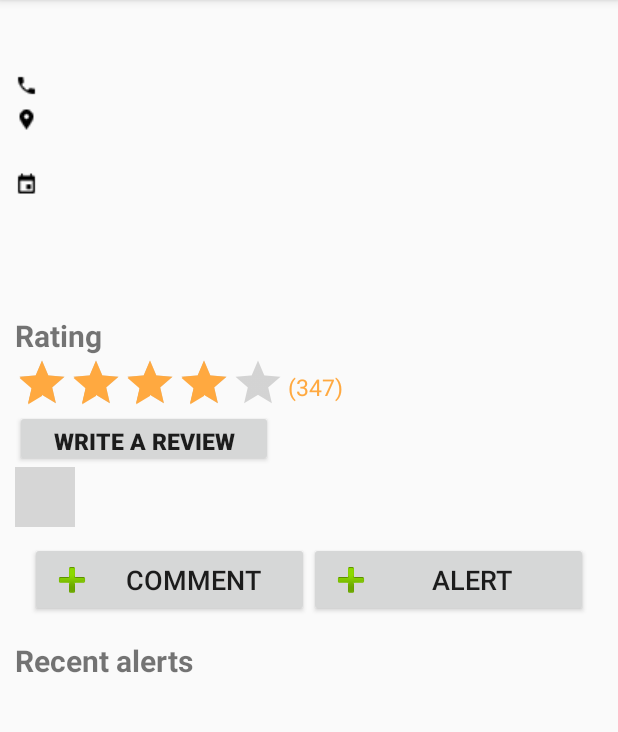
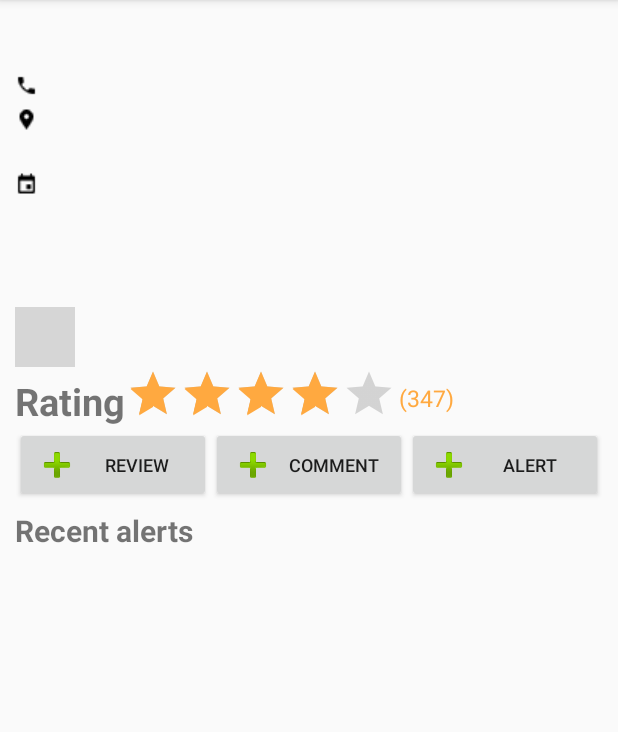
Before and after one commit to sup246/ParkPal, an Android app: the ParkDetails screen opened directly, with no data from a screen before it, on a phone screen of 412 x 824 dp, the part 84-816 px from its top. Run offline under Robolectric (Android 15) with nearby library versions, the phone set to English and light mode, and no system bars; libraries missing offline, so code that uses them is left out: com.microsoft.windowsazure; 10 statements that could not run were skipped; grey boxes are pictures that could not be loaded.

Commit message:
Add park ratings into expandable list. Organize buttons

```diff
--- a/app/src/main/res/layout/activity_park_details.xml
+++ b/app/src/main/res/layout/activity_park_details.xml
@@ -88,19 +88,33 @@
             </LinearLayout>
         </LinearLayout>
 
+        <ImageButton
+            android:id="@+id/imageButton"
+            android:layout_width="40dp"
+            android:layout_height="40dp"
+            android:adjustViewBounds="true"
+            android:maxHeight="20dp"
+            android:maxWidth="20dp"
+            android:padding="0dp"
+            android:paddingBottom="0dp"
+            android:paddingTop="0dp"
+            android:scaleType="fitCenter"
+            app:srcCompat="@mipmap/ic_addphoto" />
+
+
+        <LinearLayout
+            android:layout_width="wrap_content"
+            android:layout_height="wrap_content"
+            android:orientation="horizontal">
+
             <TextView
                 android:id="@+id/tvRating"
                 android:layout_width="74dp"
                 android:layout_height="wrap_content"
                 android:layout_marginTop="5dp"
                 android:text="Rating"
-            android:textSize="20sp"
+                android:textSize="25sp"
                 android:textStyle="bold" />
-
-        <LinearLayout
-            android:layout_width="wrap_content"
-            android:layout_height="wrap_content"
-            android:orientation="horizontal">
 
             <RatingBar
                 android:id="@+id/ratingBar"
@@ -130,78 +144,55 @@
             android:orientation="vertical"
             android:weightSum="1">
 
+            <LinearLayout
+                android:layout_width="match_parent"
+                android:layout_height="50dp"
+                android:orientation="horizontal">
+
                 <RelativeLayout
-                android:id="@+id/rLayout"
-                android:layout_width="174dp"
-                android:layout_height="wrap_content">
+                    android:layout_height="match_parent"
+                    android:layout_width="match_parent"
+                    android:layout_weight="0.3">
 
                     <Button
                         android:id="@+id/addReview"
-                    android:layout_width="172dp"
-                    android:layout_height="38dp"
-                    android:text="Write a Review"
-                    android:textSize="15sp"
-                    android:textStyle="bold" />
+                        android:layout_width="match_parent"
+                        android:layout_height="match_parent"
+                        android:drawableLeft="@android:drawable/ic_input_add"
+                        android:text="Review"
+                        android:textSize="12sp" />
                 </RelativeLayout>
 
                 <RelativeLayout
-                android:id="@+id/ratingId"
+                    android:layout_height="match_parent"
+                    android:layout_width="match_parent"
+                    android:layout_weight="0.3">
+
+                    <Button
+                        android:id="@+id/addNote"
                         android:layout_width="match_parent"
                         android:layout_height="match_parent"
-                android:background="@color/grey"
-                android:orientation="horizontal"
-                android:visibility="gone">
+                        android:drawableLeft="@android:drawable/ic_input_add"
+                        android:text="Comment"
+                        android:textSize="12sp"
+                        />
 
-                <TextView
-                    android:id="@+id/ratingUsername"
-                    android:layout_width="wrap_content"
-                    android:layout_height="wrap_content"
-                    android:drawableLeft="@mipmap/ic_profile"
-                    android:drawablePadding="5dp"
-                    android:text="Stefanie"
-                    android:textSize="15sp" />
+                </RelativeLayout>
 
-                <RatingBar
-                    android:id="@+id/reviewRatingBar"
-                    style="@style/Widget.AppCompat.RatingBar.Small"
-                    android:layout_width="wrap_content"
-                    android:layout_height="wrap_content"
-                    android:layout_alignParentLeft="true"
-                    android:layout_alignParentStart="true"
-                    android:layout_centerVertical="true"
-                    android:layout_gravity="left"
-                    android:layout_marginLeft="48dp"
-                    android:layout_marginStart="48dp"
-                    android:isIndicator="true"
-                    android:numStars="5"
-                    android:rating="4"
-                    android:stepSize=".5" />
+                <RelativeLayout
+                    android:layout_height="match_parent"
+                    android:layout_width="match_parent"
+                    android:layout_weight="0.3">
 
-                <TextView
-                    android:id="@+id/reviewComment"
-                    android:layout_width="wrap_content"
-                    android:layout_height="wrap_content"
-                    android:layout_below="@id/reviewRatingBar"
-                    android:layout_marginLeft="48dp"
-                    android:paddingTop="15dp"
-                    android:text="This is a great place!"
+                    <Button
+                        android:id="@+id/addAlert"
+                        android:layout_width="match_parent"
+                        android:layout_height="match_parent"
+                        android:drawableLeft="@android:drawable/ic_input_add"
+                        android:text="Alert"
                         android:textSize="12sp" />
                 </RelativeLayout>
-
-            <ImageButton
-                android:id="@+id/imageButton"
-                android:layout_width="40dp"
-                android:layout_height="40dp"
-                android:adjustViewBounds="true"
-                android:maxHeight="20dp"
-                android:maxWidth="20dp"
-                android:padding="0dp"
-                android:paddingBottom="0dp"
-                android:paddingTop="0dp"
-                android:scaleType="fitCenter"
-                app:srcCompat="@mipmap/ic_addphoto" />
-
-
+            </LinearLayout>
         </LinearLayout>
 
 
@@ -212,42 +203,6 @@
             android:groupIndicator="@drawable/group_indicator"
             android:indicatorRight="25dp"
             android:transcriptMode="alwaysScroll" />
-
-        <LinearLayout
-            android:layout_width="match_parent"
-            android:layout_height="match_parent"
-            android:orientation="horizontal"
-            android:padding="10dp">
-
-            <RelativeLayout
-                android:layout_width="0dip"
-                android:layout_height="50dp"
-                android:layout_weight="0.5">
-
-                <Button
-                    android:id="@+id/addNote"
-                    android:layout_width="match_parent"
-                    android:layout_height="match_parent"
-                    android:drawableLeft="@android:drawable/ic_input_add"
-                    android:text="Comment"
-                    android:textSize="18sp" />
-
-            </RelativeLayout>
-
-            <RelativeLayout
-                android:layout_width="0dip"
-                android:layout_height="50dp"
-                android:layout_weight="0.5">
-
-                <Button
-                    android:id="@+id/addAlert"
-                    android:layout_width="match_parent"
-                    android:layout_height="match_parent"
-                    android:drawableLeft="@android:drawable/ic_input_add"
-                    android:text="Alert"
-                    android:textSize="18sp" />
-            </RelativeLayout>
-        </LinearLayout>
 
         <LinearLayout
             android:layout_width="match_parent"
```
Also changed, not shown: app/src/main/java/com/psu/sweng500/team4/parkpal/ExpandableListAdapter.java (+20 -8 lines), app/src/main/java/com/psu/sweng500/team4/parkpal/ParkDetails.java (+27 -87 lines), app/src/main/java/com/psu/sweng500/team4/parkpal/Queries/ParkNoteRatingQueryTask.java (added, +60 -0 lines), app/src/main/java/com/psu/sweng500/team4/parkpal/Queries/ParkNotesQueryTask.java (deleted, +0 -48 lines), app/src/main/java/com/psu/sweng500/team4/parkpal/Queries/ParkRatingQueryTask.java (deleted, +0 -46 lines), app/src/main/res/layout/park_review_layout.xml (+8 -10 lines). Lines whose indentation alone changed are shown as unchanged.
